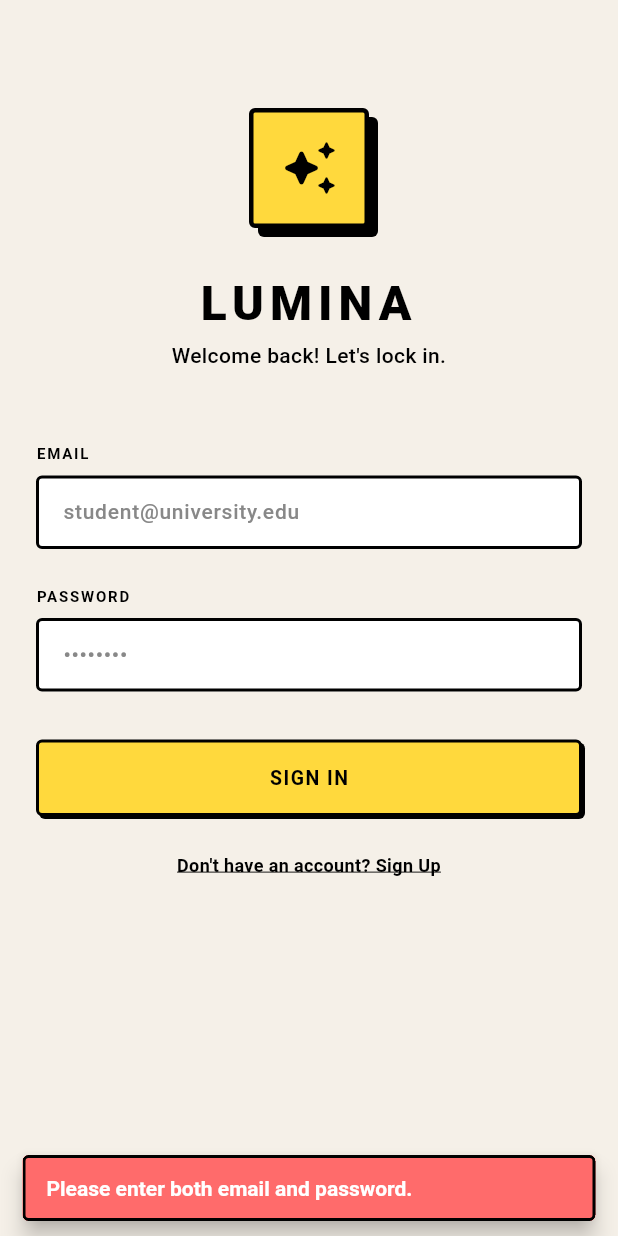
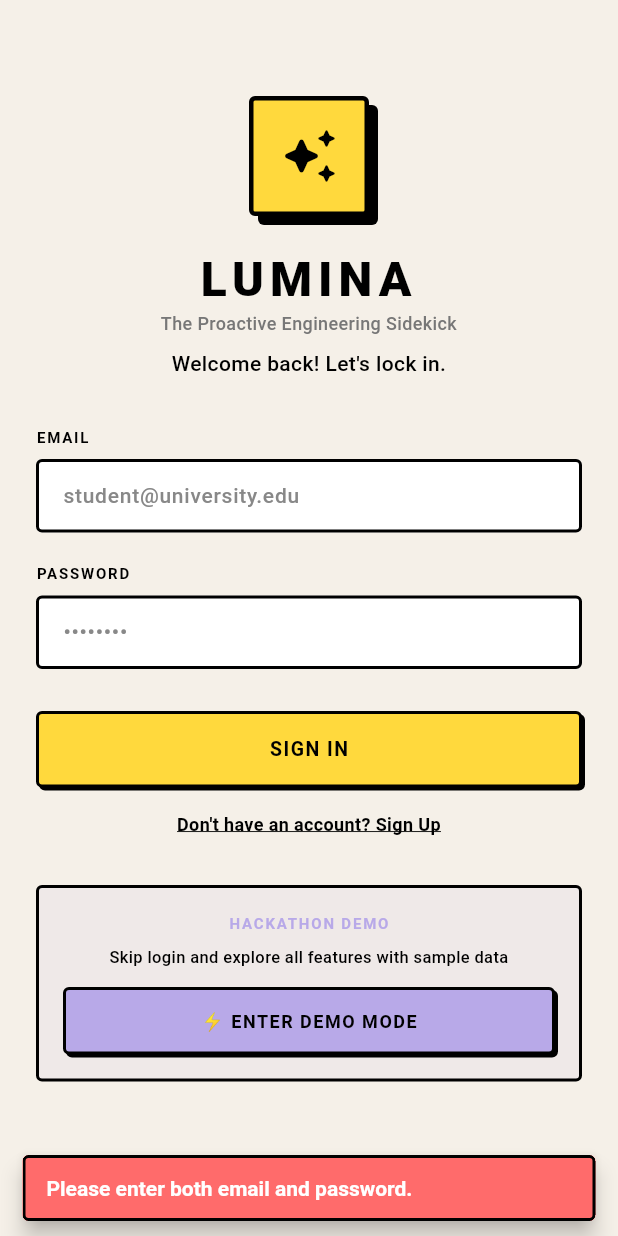
Before and after one commit to Astr0876/insurance-claim-processing-platform, a Flutter app: the screen it shows after launch, after a tap on "SIGN IN", on a phone screen of 412 x 824 dp. Run offline on Flutter 3.47's test engine with Material 3 defaults, Android fonts, the phone set to English and light mode, and no system bars; our stand-ins replace audioplayers, connectivity_plus, file_picker, fl_chart, flutter_dotenv, google_generative_ai and 3 more; missing offline and left inert: google_mlkit_text_recognition, googleapis, home_widget, kanban_board, record, syncfusion_flutter_pdf and 1 more; accounts and stored records are empty.

Commit message:
fix: Google Sign-In config + Demo Mode + critical bug fixes
GOOGLE SIGN-IN:
- Added OAuth client ID (281609918138-...) to CalendarService
- Added GIDClientID and reversed URL scheme to iOS Info.plist
- Calendar syncs real Google data when sign-in succeeds
- Falls back to demo data when sign-in fails/cancelled

AUTH - DEMO MODE:
- Added 'ENTER DEMO MODE' button on auth screen
- Bypasses Supabase login entirely, loads demo data
- App is now fully demoable regardless of Supabase/email config
- Fixed sign-up flow to auto-sign-in after account creation

BUG FIXES:
- Fixed Map literal syntax in applyImportedTimetable (was silently broken)
- Calendar loads demo data on any sync error (never empty)
- All sub-screens have proper Scaffold + back buttons

```diff
--- a/lib/core/providers/app_state.dart
+++ b/lib/core/providers/app_state.dart
@@ -172,7 +172,7 @@ class AppState extends ChangeNotifier {
         // 1. Save slots to timetable_entries
         // First, clear existing entries if user wants a full replace, or just append
         // For simplicity, let's append but in a real app we might ask.
-        final entriesToInsert = slots.map((s) => {
+        final entriesToInsert = slots.map((s) => <String, dynamic>{
           'user_id': user.id,
           'day': s.day,
           'subject': s.subject,
--- a/lib/core/services/calendar_service.dart
+++ b/lib/core/services/calendar_service.dart
@@ -58,11 +58,15 @@ class CalendarService extends ChangeNotifier {
   int _emailsScanned = 0;
   int _eventsFound = 0;
 
+
+  static const _clientId = '281609918138-v038qckesd26sq7puc39m7bpe4ueob0e.apps.googleusercontent.com';
+
   final GoogleSignIn _googleSignIn = GoogleSignIn(
     scopes: [
       calendar_api.CalendarApi.calendarScope,
       gmail_api.GmailApi.gmailReadonlyScope,
     ],
+    serverClientId: _clientId,
   );
 
   List<AcademicDeadline> get deadlines => _deadlines;
@@ -128,6 +132,10 @@ class CalendarService extends ChangeNotifier {
     try {
       final account = await _googleSignIn.signIn();
       if (account == null) {
+        _syncError = 'Google Sign-In was cancelled. Demo data loaded.';
+        if (_deadlines.isEmpty && _calendarEvents.isEmpty) {
+          loadDemoData();
+        }
         _isSyncing = false;
         notifyListeners();
         return;
--- a/lib/features/auth/screens/auth_screen.dart
+++ b/lib/features/auth/screens/auth_screen.dart
@@ -48,6 +48,12 @@ class _AuthScreenState extends State<AuthScreen> {
     super.dispose();
   }
 
+  void _enterDemoMode() {
+    Navigator.of(context).pushReplacement(
+      MaterialPageRoute(builder: (_) => const AppShell()),
+    );
+  }
+
   Future<void> _authenticate() async {
     final email = _emailController.text.trim();
     final password = _passwordController.text.trim();
@@ -64,9 +70,7 @@ class _AuthScreenState extends State<AuthScreen> {
       return;
     }
 
-    setState(() {
-      _isLoading = true;
-    });
+    setState(() => _isLoading = true);
 
     try {
       final supabase = Supabase.instance.client;
@@ -76,49 +80,55 @@ class _AuthScreenState extends State<AuthScreen> {
           password: password,
         );
       } else {
-        await supabase.auth.signUp(
+        // Sign up and auto-sign-in
+        final response = await supabase.auth.signUp(
           email: email,
           password: password,
         );
+
+        // If email confirmation is required, the session may be null
+        // In that case, try signing in directly
+        if (response.session == null && response.user != null) {
+          // Try immediate sign in (works if email confirmation is disabled)
+          try {
+            await supabase.auth.signInWithPassword(
+              email: email,
+              password: password,
+            );
+          } catch (_) {
+            if (mounted) {
+              ScaffoldMessenger.of(context).showSnackBar(
+                const SnackBar(
+                  content: Text('Account created! Check your email to confirm, or use Demo Mode.'),
+                  backgroundColor: NBColors.blue,
+                  duration: Duration(seconds: 4),
+                ),
+              );
+            }
+          }
+        }
       }
-
-      // Navigation to AppShell is handled by onAuthStateChange listener in initState
     } on AuthException catch (e) {
       if (mounted) {
-        String errorMessage = e.message;
-        if (e.message.toLowerCase().contains('user already exists')) {
-          errorMessage = 'User already exists. Please sign in instead.';
-        } else if (e.message.toLowerCase().contains('email not confirmed')) {
-          errorMessage = 'Login failed: Email not confirmed. Please disable "Confirm email" in your Supabase Dashboard settings.';
-        }
         ScaffoldMessenger.of(context).showSnackBar(
           SnackBar(
-            content: Text(errorMessage),
+            content: Text(e.message),
             backgroundColor: NBColors.danger,
-            duration: const Duration(seconds: 5),
-            action: SnackBarAction(
-              label: 'OK',
-              textColor: Colors.white,
-              onPressed: () {},
-            ),
+            duration: const Duration(seconds: 4),
           ),
         );
       }
     } catch (e) {
       if (mounted) {
         ScaffoldMessenger.of(context).showSnackBar(
-          const SnackBar(
-            content: Text('An unexpected error occurred.'),
+          SnackBar(
+            content: Text('Error: $e'),
             backgroundColor: NBColors.danger,
           ),
         );
       }
     } finally {
-      if (mounted) {
-        setState(() {
-          _isLoading = false;
-        });
-      }
+      if (mounted) setState(() => _isLoading = false);
     }
   }
 
@@ -132,8 +142,8 @@ class _AuthScreenState extends State<AuthScreen> {
           child: Column(
             crossAxisAlignment: CrossAxisAlignment.stretch,
             children: [
-              const SizedBox(height: 48),
-              // Logo or Icon
+              const SizedBox(height: 40),
+              // Logo
               Center(
                 child: Container(
                   width: 80,
@@ -151,11 +161,17 @@ class _AuthScreenState extends State<AuthScreen> {
                   ),
                 ),
               ),
-              const SizedBox(height: 32),
+              const SizedBox(height: 24),
               Text(
                 'LUMINA',
                 textAlign: TextAlign.center,
                 style: NBText.heading1.copyWith(letterSpacing: 4),
+              ),
+              const SizedBox(height: 4),
+              Text(
+                'The Proactive Engineering Sidekick',
+                textAlign: TextAlign.center,
+                style: NBText.bodySmall.copyWith(color: const Color(0xFF777777)),
               ),
               const SizedBox(height: 8),
               Text(
@@ -163,7 +179,7 @@ class _AuthScreenState extends State<AuthScreen> {
                 textAlign: TextAlign.center,
                 style: NBText.body,
               ),
-              const SizedBox(height: 48),
+              const SizedBox(height: 32),
 
               // Inputs
               Text('EMAIL', style: NBText.label),
@@ -173,7 +189,7 @@ class _AuthScreenState extends State<AuthScreen> {
                 hintText: 'student@university.edu',
                 keyboardType: TextInputType.emailAddress,
               ),
-              const SizedBox(height: 24),
+              const SizedBox(height: 20),
 
               Text('PASSWORD', style: NBText.label),
               const SizedBox(height: 8),
@@ -182,7 +198,7 @@ class _AuthScreenState extends State<AuthScreen> {
                 hintText: '••••••••',
                 obscureText: true,
               ),
-              const SizedBox(height: 32),
+              const SizedBox(height: 28),
 
               if (_isLoading)
                 const Center(
@@ -199,13 +215,11 @@ class _AuthScreenState extends State<AuthScreen> {
                   fullWidth: true,
                 ),
 
-              const SizedBox(height: 24),
+              const SizedBox(height: 16),
+
+              // Toggle sign in / sign up
               GestureDetector(
-                onTap: () {
-                  setState(() {
-                    _isLogin = !_isLogin;
-                  });
-                },
+                onTap: () => setState(() => _isLogin = !_isLogin),
                 child: Text(
                   _isLogin
                       ? 'Don\'t have an account? Sign Up'
@@ -217,6 +231,52 @@ class _AuthScreenState extends State<AuthScreen> {
                   ),
                 ),
               ),
+
+              const SizedBox(height: 32),
+
+              // ── DEMO MODE ─────────────────────────────────────────
+              Container(
+                padding: const EdgeInsets.all(16),
+                decoration: BoxDecoration(
+                  color: NBColors.purple.withValues(alpha: 0.1),
+                  border: Border.all(color: NBColors.black, width: 2),
+                  borderRadius: NBRadius.softAll,
+                ),
+                child: Column(
+                  children: [
+                    Text(
+                      'HACKATHON DEMO',
+                      style: NBText.label.copyWith(fontSize: 10, color: NBColors.purple),
+                    ),
+                    const SizedBox(height: 8),
+                    Text(
+                      'Skip login and explore all features with sample data',
+                      textAlign: TextAlign.center,
+                      style: NBText.bodySmall.copyWith(fontSize: 11),
+                    ),
+                    const SizedBox(height: 12),
+                    GestureDetector(
+                      onTap: _enterDemoMode,
+                      child: Container(
+                        width: double.infinity,
+                        padding: const EdgeInsets.symmetric(vertical: 12),
+                        decoration: BoxDecoration(
+                          color: NBColors.purple,
+                          border: Border.all(color: NBColors.black, width: 2),
+                          borderRadius: NBRadius.softAll,
+                          boxShadow: NBShadows.small,
+                        ),
+                        child: Center(
+                          child: Text(
+                            '⚡ ENTER DEMO MODE',
+                            style: NBText.label.copyWith(fontSize: 12, letterSpacing: 1),
+                          ),
+                        ),
+                      ),
+                    ),
+                  ],
+                ),
+              ),
             ],
           ),
         ),
```
Also changed, not shown: 1 other file.
